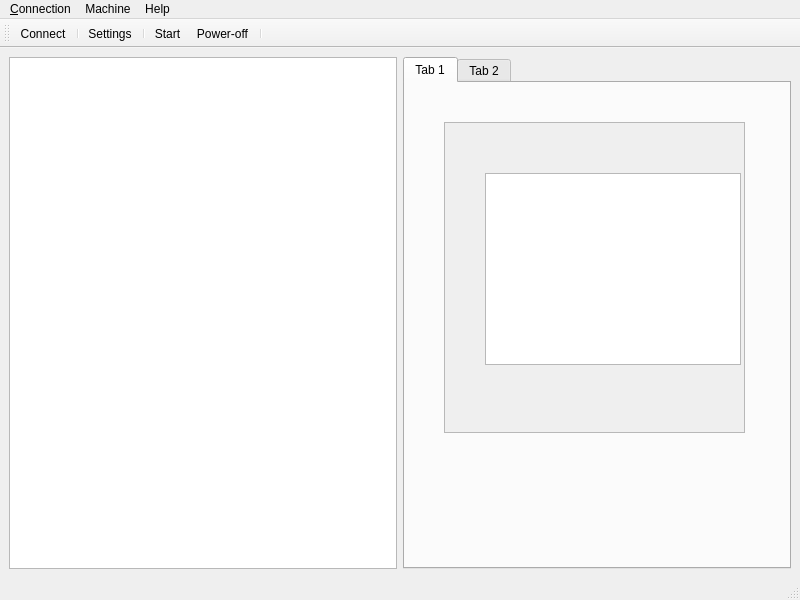
glenno-x/rc-vbox, file main_window.ui: the form before one commit.
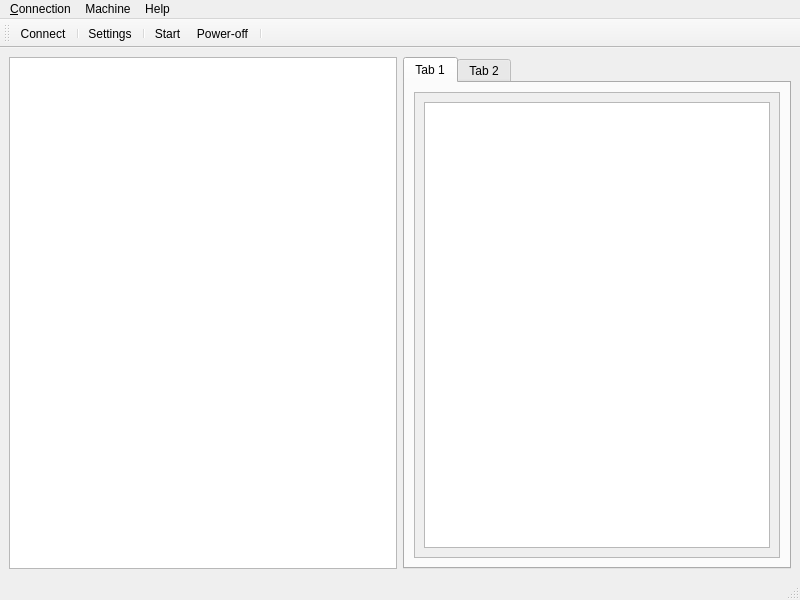
The form after the commit. Icons and pictures are not drawn.

Commit message: load_settings into listView

```diff
--- a/main_window.ui
+++ b/main_window.ui
@@ -29,15 +29,9 @@
          <attribute name="title">
           <string>Tab 1</string>
          </attribute>
+         <layout class="QHBoxLayout" name="horizontalLayout_2">
+          <item>
          <widget class="QScrollArea" name="scrollArea">
-          <property name="geometry">
-           <rect>
-            <x>39</x>
-            <y>39</y>
-            <width>301</width>
-            <height>311</height>
-           </rect>
-          </property>
           <property name="widgetResizable">
            <bool>true</bool>
           </property>
@@ -46,22 +40,19 @@
             <rect>
              <x>0</x>
              <y>0</y>
-             <width>299</width>
-             <height>309</height>
-            </rect>
-           </property>
-           <widget class="QListView" name="listView">
-            <property name="geometry">
-             <rect>
-              <x>40</x>
-              <y>50</y>
-              <width>256</width>
-              <height>192</height>
-             </rect>
-            </property>
-           </widget>
-          </widget>
-         </widget>
+               <width>363</width>
+               <height>409</height>
+              </rect>
+             </property>
+             <layout class="QHBoxLayout" name="horizontalLayout_3">
+              <item>
+               <widget class="QListView" name="listView_settings"/>
+              </item>
+             </layout>
+            </widget>
+           </widget>
+          </item>
+         </layout>
         </widget>
         <widget class="QWidget" name="tab_2">
          <attribute name="title">
```
Lines whose indentation alone changed are shown as unchanged. The commit also changes 2 other files.
